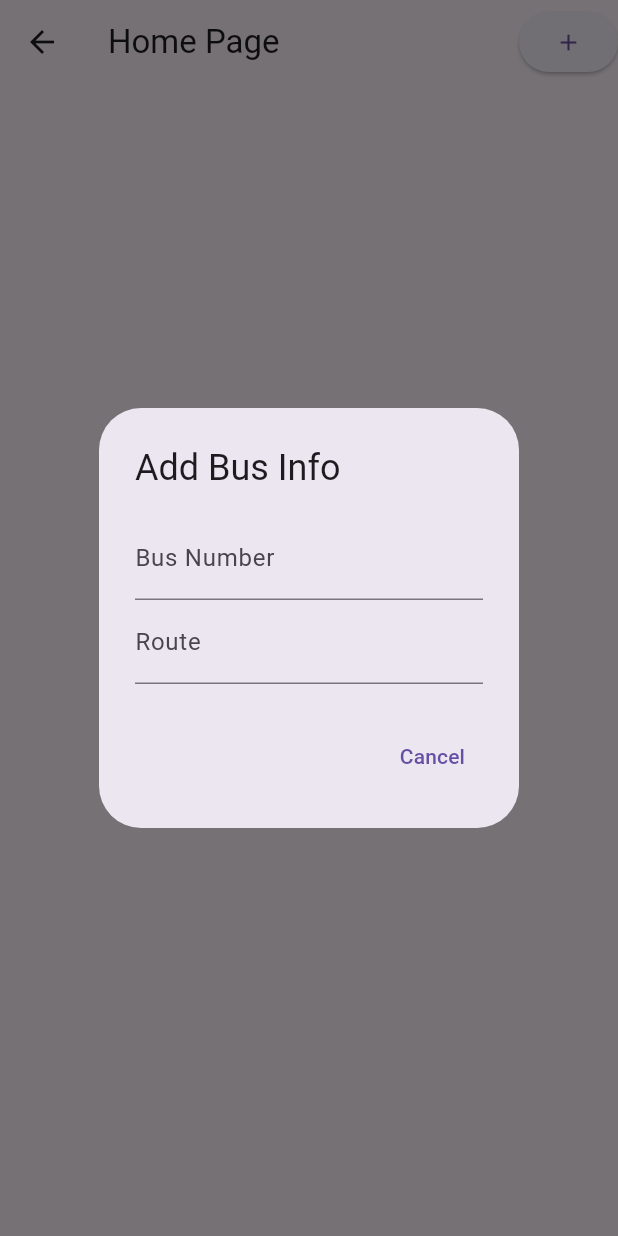
After one commit to VanshitaKanodia/OnBoardApp, a Flutter app: the FavouriteMode screen opened directly, after a tap on the "add" icon, on a phone screen of 412 x 824 dp. The commit adds this screen. Run offline on Flutter 3.47's test engine with Material 3 defaults, Android fonts, the phone set to English and light mode, and no system bars; our stand-ins replace flutter_blue, flutter_blue_plus, flutter_tts, get, permission_handler.

Commit message:
connect button resolved

```diff
--- /dev/null
+++ b/lib/views/Favourite.dart
@@ -0,0 +1,102 @@
+import 'package:flutter/material.dart';
+
+class FavouriteMode extends StatelessWidget {
+  List<Widget> containers = <Widget>[];
+  bool ifBuses = false;
+
+  @override
+  Widget build(BuildContext context) {
+    return Scaffold(
+      appBar: AppBar(
+        title: Text('Home Page'),
+        actions: [
+          ElevatedButton(onPressed: (){
+            _showBusInfoDialog(context);
+          },
+            child: Icon(Icons.add),)
+        ],
+      ),
+      body: Center(
+        child: Text('Add Bus Info'),
+        ),
+    );
+  }
+
+
+  void _showBusInfoDialog(BuildContext context) {
+    showDialog(
+      context: context,
+      builder: (BuildContext context) {
+        String busNumber = '';
+        String route = '';
+        return AlertDialog(
+          title: Text('Add Bus Info'),
+          content: Column(
+            mainAxisSize: MainAxisSize.min,
+            children: <Widget>[
+              TextField(
+                decoration: InputDecoration(labelText: 'Bus Number'),
+                onChanged: (value) {
+                  busNumber = value;
+                },
+              ),
+              TextField(
+                decoration: InputDecoration(labelText: 'Route'),
+                onChanged: (value) {
+                  route = value;
+                },
+              ),
+            ],
+          ),
+          actions: <Widget>[
+            TextButton(
+              onPressed: () {
+                Navigator.of(context).pop();
+              },
+              child: Text('Cancel'),
+            ),
+
+          ],
+        );
+      },
+    );
+  }
+}
+
+class BusInfoPage extends StatelessWidget {
+  final String busNumber;
+  final String route;
+
+  BusInfoPage({required this.busNumber, required this.route});
+
+  @override
+  Widget build(BuildContext context) {
+    // Simulating RSSI ID
+    String rssiId = 'RSSI1234';
+
+    return Scaffold(
+      appBar: AppBar(
+        title: Text('Bus Info'),
+      ),
+      body: Center(
+        child: Column(
+          mainAxisAlignment: MainAxisAlignment.center,
+          children: <Widget>[
+            Text(
+              'Bus Number: $busNumber',
+              style: TextStyle(fontSize: 20),
+            ),
+            Text(
+              'Route: $route',
+              style: TextStyle(fontSize: 20),
+            ),
+            Text(
+              'RSSI ID: $rssiId',
+              style: TextStyle(fontSize: 20),
+            ),
+          ],
+        ),
+      ),
+    );
+  }
+}
--- a/lib/views/home_page.dart
+++ b/lib/views/home_page.dart
@@ -1,4 +1,5 @@
 import 'package:flutter/material.dart';
+import 'package:iwayplus_bluetooth/views/Favourite.dart';
 import 'package:iwayplus_bluetooth/views/auto_query.dart';
 import 'package:iwayplus_bluetooth/views/query.dart';
 
@@ -121,7 +122,7 @@ class _HomePageState extends State<HomePage> {
                           ElevatedButton(
                             onPressed: isFavouriteModeEnabled ? () {
                               // Handle button 1 action
-                              // Navigator.push(context, MaterialPageRoute(builder: (context) => QueryPage(title: 'Query Scanner')));
+                              Navigator.push(context, MaterialPageRoute(builder: (context) => FavouriteMode()));
                             }: null,
                             child:
                             Text('Favourite Mode'),
```
Also changed, not shown: lib/views/query.dart (+27 -38 lines), lib/views/restricted_mode.dart (deleted), 5 other files.
